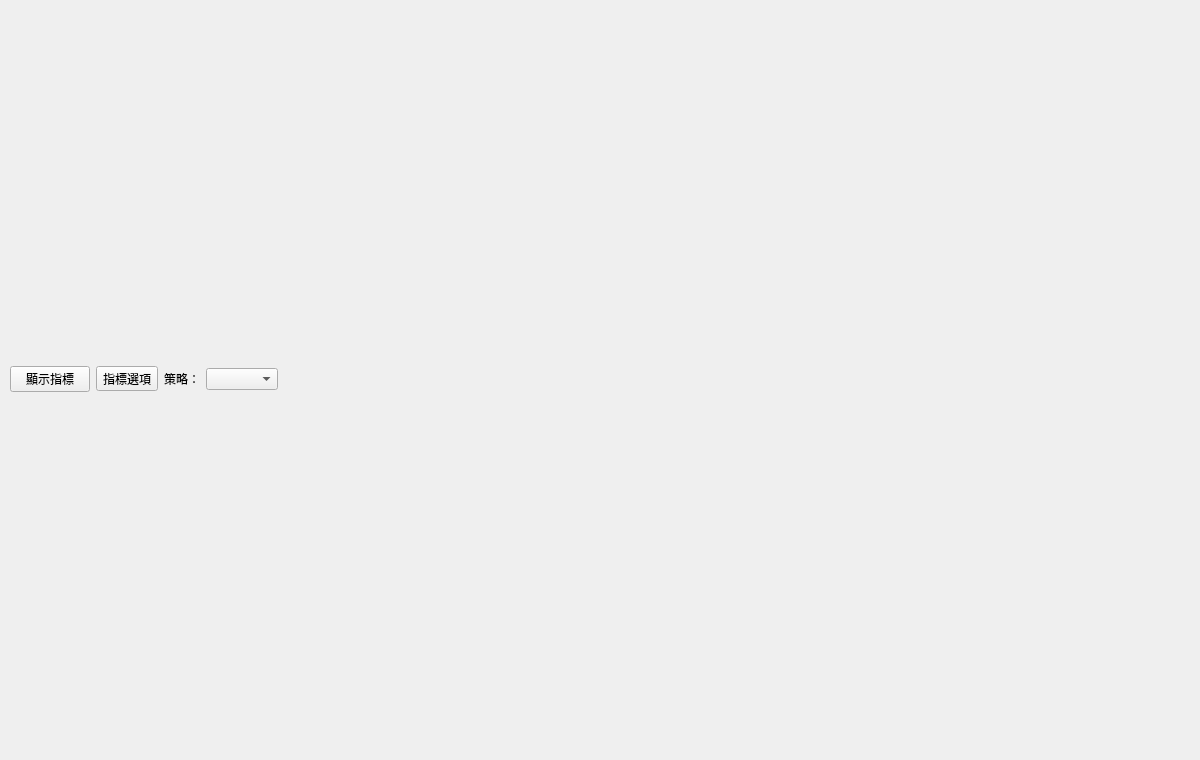
frankiecsy-lab/broker-client, file gateway/ui/quotes_page.ui: the form before one commit.
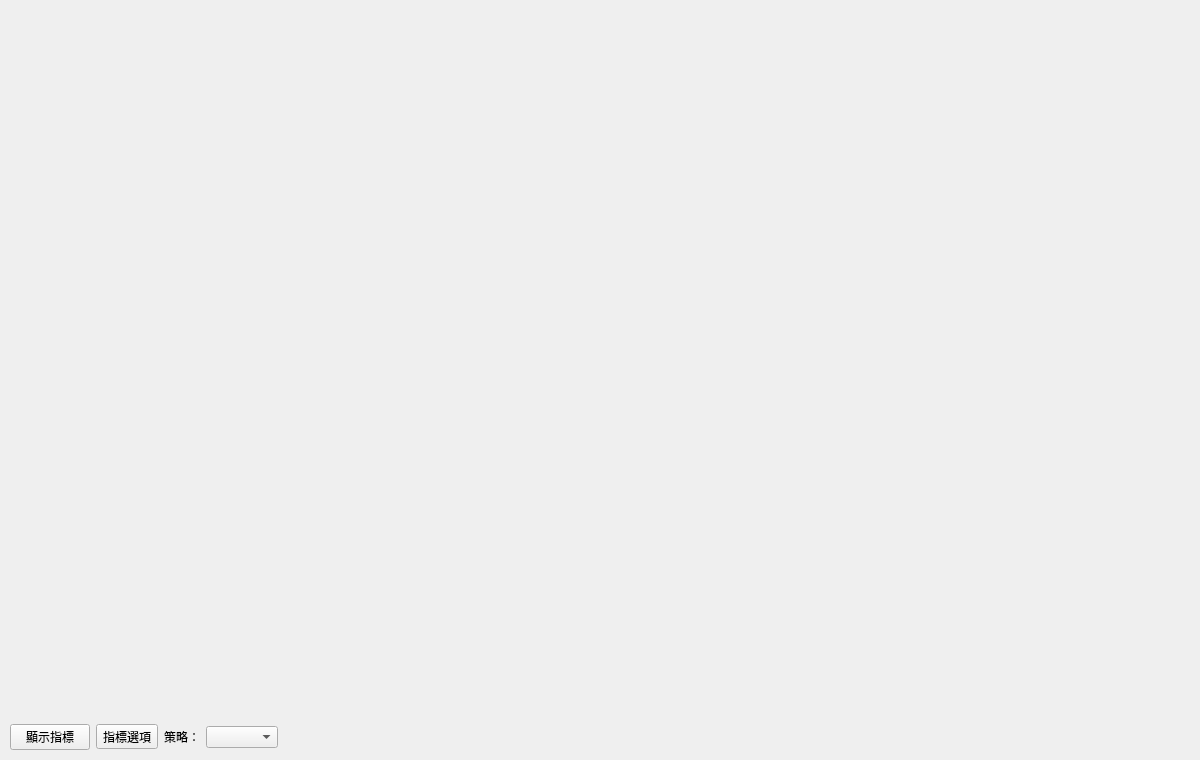
The form after the commit.

```diff
--- a/gateway/ui/quotes_page.ui
+++ b/gateway/ui/quotes_page.ui
@@ -16,6 +16,18 @@
    <property name="rightMargin"><number>10</number></property>
    <property name="bottomMargin"><number>10</number></property>
    <property name="spacing"><number>6</number></property>
+   <!-- 頁級使用說明（文案屬 i18n → quotes_page.py _TEXT）：版面切換、串流、指標/策略開關 -->
+   <item>
+    <widget class="QLabel" name="quotes_page_note">
+     <property name="sizePolicy">
+      <sizepolicy hsizetype="Expanding" vsizetype="Preferred">
+       <horstretch>0</horstretch><verstretch>0</verstretch>
+      </sizepolicy>
+     </property>
+     <property name="wordWrap"><bool>true</bool></property>
+     <property name="text"><string/></property>
+    </widget>
+   </item>
    <!-- 頂欄：左 = 指標總開關 + 指標選項 menu + 策略下拉｜右 = layout 按鈕 -->
    <item>
     <layout class="QHBoxLayout" name="topBar">
```
